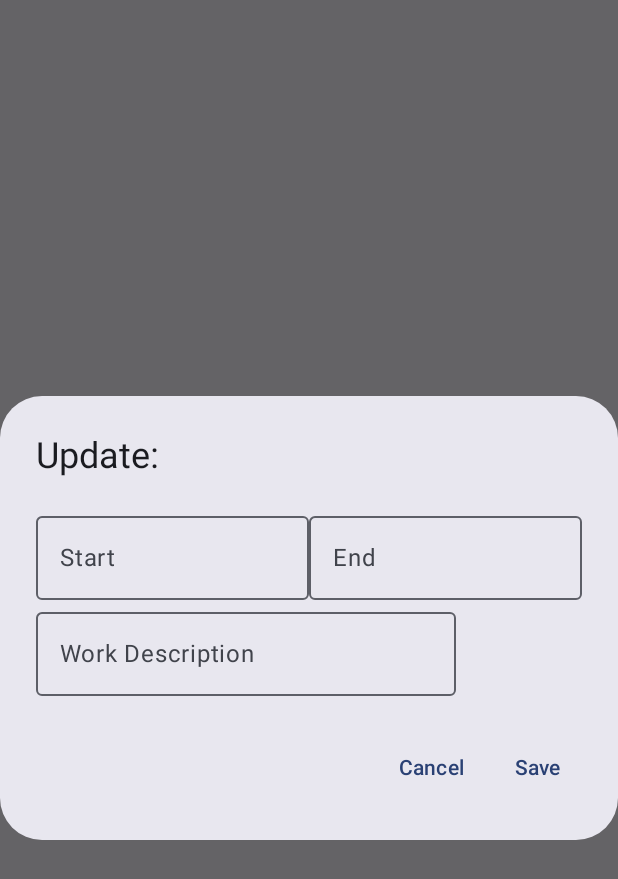
After one commit to Moriawe/WorkTimer, an Android app built with Jetpack Compose: the composable ModifyTimeItemDialog shown on its own in the app's theme, on a phone screen of 412 x 824 dp. The commit adds this screen. Shown: the top 879 px of the screen. Run offline under Robolectric (Android 15) with nearby library versions, the phone set to English and light mode, and no system bars; our stand-ins replace Dagger/Hilt's generated code; 8 statements that could not run were skipped.

Commit message:
add possibility to change time as well

```diff
--- a/app/src/main/java/com/moriawe/worktimer2/domain/util/TimeFormatters.kt
+++ b/app/src/main/java/com/moriawe/worktimer2/domain/util/TimeFormatters.kt
@@ -18,13 +18,11 @@ object TimeConstant {
 
 fun formatDurationInHHToString(duration: Duration): String {
     val hours = duration.toHoursPart()
-    val totalTimeString = "${hours}h"
-    return totalTimeString
+    return "${hours}h"
 }
 
 fun formatDurationInHHMMToString(duration: Duration): String {
     val hours = duration.toHoursPart()
     val minutes = duration.toMinutesPart()
-    val totalTimeString = "${hours}h ${minutes}m"
-    return totalTimeString
+    return "${hours}h ${minutes}m"
 }
--- a/app/src/main/java/com/moriawe/worktimer2/navigation/Screen.kt
+++ b/app/src/main/java/com/moriawe/worktimer2/navigation/Screen.kt
@@ -12,5 +12,6 @@ enum class Screen(
 ) {
     Timer("Timer", LocalDateTime.now().format(dayFormatter), R.drawable.timer),
     TimeSheet("TimeSheet", "Overview", R.drawable.calendar),
-    Settings("Settings", "Settings", R.drawable.settings)
+    Settings("Settings", "Settings", R.drawable.settings),
+    Modifier("Modifier", "Modify Time Card", R.drawable.edit)
 }
--- a/app/src/main/java/com/moriawe/worktimer2/presentation/TimerAppBar.kt
+++ b/app/src/main/java/com/moriawe/worktimer2/presentation/TimerAppBar.kt
@@ -30,6 +30,7 @@ fun TimerAppBar(
                 Screen.Timer -> Text(LocalDateTime.now().format(dayFormatter))
                 Screen.TimeSheet -> Text(currentScreen.title)
                 Screen.Settings -> Text(currentScreen.title)
+                Screen.Modifier -> Text(currentScreen.title)
             }
              },
         colors = TopAppBarDefaults.mediumTopAppBarColors(
--- /dev/null
+++ b/app/src/main/java/com/moriawe/worktimer2/presentation/component/ModifyTimeItemDialog.kt
@@ -0,0 +1,105 @@
+package com.moriawe.worktimer2.presentation.component
+
+import android.util.Log
+import androidx.compose.foundation.layout.Arrangement
+import androidx.compose.foundation.layout.Column
+import androidx.compose.foundation.layout.Row
+import androidx.compose.material3.AlertDialog
+import androidx.compose.material3.OutlinedTextField
+import androidx.compose.material3.SnackbarHost
+import androidx.compose.material3.SnackbarHostState
+import androidx.compose.material3.Text
+import androidx.compose.material3.TextButton
+import androidx.compose.runtime.Composable
+import androidx.compose.runtime.LaunchedEffect
+import androidx.compose.runtime.remember
+import androidx.compose.ui.Modifier
+import androidx.compose.ui.res.stringResource
+import com.moriawe.worktimer2.R
+import com.moriawe.worktimer2.presentation.MainViewModel
+import com.moriawe.worktimer2.presentation.UiEvent
+import com.moriawe.worktimer2.presentation.timer.DialogState
+import com.moriawe.worktimer2.presentation.timer.TimerEvent
+import kotlinx.coroutines.flow.collectLatest
+
+@Composable
+fun ModifyTimeItemDialog(
+    viewModel: MainViewModel,
+    state: DialogState,
+    onEvent: (TimerEvent) -> Unit,
+    modifier: Modifier = Modifier
+) {
+
+    val snackbarHostState = remember { SnackbarHostState() }
+
+    LaunchedEffect(key1 = true) {
+        viewModel.eventFlow.collectLatest { event ->
+            when(event) {
+                is UiEvent.ShowSnackbar -> {
+                    snackbarHostState.showSnackbar(
+                        message = "Hoppsan, nått gick fel"
+                            //stringResource(id = event.message)
+                    )
+                }
+            }
+        }
+    }
+
+    AlertDialog(
+        modifier = modifier,
+        title = {
+            Text(text = "Update:")
+        },
+        text = {
+            Column(
+            ) {
+                Row(
+                    horizontalArrangement = Arrangement.SpaceEvenly
+                ) {
+                    OutlinedTextField(
+                        modifier = Modifier
+                            .weight(1f),
+                        value = state.startTime,
+                        onValueChange = { onEvent(TimerEvent.SetStartTime(it)) },
+                        label = { Text(stringResource(id = R.string.start_time) ) }
+                    )
+                    OutlinedTextField(
+                        modifier = Modifier
+                            .weight(1f),
+                        value = state.stopTime,
+                        onValueChange = { onEvent(TimerEvent.SetStopTime(it)) },
+                        label = { Text(stringResource(id = R.string.end_time) ) }
+                    )
+                }
+                OutlinedTextField(
+                    value = state.description,
+                    onValueChange = { onEvent(TimerEvent.SetDescription(it)) },
+                    label = { Text(stringResource(id = R.string.work_description) ) }
+                )
+            }
+        },
+        onDismissRequest = {
+            onEvent(TimerEvent.HideDialog)
+        },
+        confirmButton = {
+            TextButton(
+                onClick = {
+                    onEvent(TimerEvent.UpdateTimeItem)
+                    Log.d("AddDescriptionDialog", "Save item: ${state.description}")
+                    onEvent(TimerEvent.HideDialog)
+                }
+            ) {
+                Text("Save")
+            }
+        },
+        dismissButton = {
+            TextButton(
+                onClick = {
+                    onEvent(TimerEvent.HideDialog)
+                }
+            ) {
+                Text("Cancel")
+            }
+        }
+    )
+}
--- a/app/src/main/java/com/moriawe/worktimer2/presentation/timer/DialogState.kt
+++ b/app/src/main/java/com/moriawe/worktimer2/presentation/timer/DialogState.kt
@@ -6,7 +6,9 @@ import java.time.LocalDateTime
 
 data class DialogState(
     val selectedItem: TimeItem? = null,
-    val startTime: LocalDateTime = LocalDateTime.parse(TimeConstant.TIME_DEFAULT_STRING),
-    val stopTime: LocalDateTime = LocalDateTime.parse(TimeConstant.TIME_DEFAULT_STRING),
+    val startTime: String = "",
+    val stopTime: String = "",
+    //val startTime: LocalDateTime = LocalDateTime.parse(TimeConstant.TIME_DEFAULT_STRING),
+    //val stopTime: LocalDateTime = LocalDateTime.parse(TimeConstant.TIME_DEFAULT_STRING),
     val description: String = "",
 )
--- a/app/src/main/java/com/moriawe/worktimer2/presentation/timer/TimerEvent.kt
+++ b/app/src/main/java/com/moriawe/worktimer2/presentation/timer/TimerEvent.kt
@@ -4,12 +4,14 @@ import com.moriawe.worktimer2.data.entity.TimeItem
 import java.time.LocalDateTime
 
 sealed interface TimerEvent {
-    data class SetStartTime(val startTime: LocalDateTime): TimerEvent
-    data class SetStopTime(val stopTime: LocalDateTime): TimerEvent
+    data class SetStartTime(val startTime: String): TimerEvent
+    data class SetStopTime(val stopTime: String): TimerEvent
     data class SetDescription(val description: String): TimerEvent
+    data class DeleteTimeItem(val item: TimeItem): TimerEvent
     data object UpdateTimeItem: TimerEvent
     data object StartTimer: TimerEvent
     data object StopTimer: TimerEvent
     data class ShowDialog(val timeItem: TimeItem): TimerEvent
     data object HideDialog: TimerEvent
+    data object ShowError: TimerEvent
 }
--- a/app/src/main/java/com/moriawe/worktimer2/presentation/timer/TimerScreen.kt
+++ b/app/src/main/java/com/moriawe/worktimer2/presentation/timer/TimerScreen.kt
@@ -16,10 +16,13 @@ import androidx.compose.ui.unit.dp
 import androidx.compose.ui.unit.sp
 import com.moriawe.worktimer2.R
 import com.moriawe.worktimer2.domain.mapper.mapTimeItemToTimeCardItem
+import com.moriawe.worktimer2.presentation.MainViewModel
+import com.moriawe.worktimer2.presentation.component.ModifyTimeItemDialog
 import com.moriawe.worktimer2.presentation.component.TimeCard
 
 @Composable
 fun TimerScreen(
+    viewModel: MainViewModel,
     state: TimerState,
     dialogState: DialogState,
     onEvent: (TimerEvent) -> Unit
@@ -27,8 +30,7 @@ fun TimerScreen(
 
     // -*- Dialog -*- //
     if (state.isModifyingTimeCard)
-        AddDescriptionDialog(state = dialogState, onEvent = onEvent)
-
+        ModifyTimeItemDialog(viewModel = viewModel, state = dialogState, onEvent = onEvent)
 
     Column() {
 
--- a/app/src/main/res/values/strings.xml
+++ b/app/src/main/res/values/strings.xml
@@ -10,6 +10,11 @@
     <string name="stop">Stop</string>
     <string name="done">Done</string>
 
-    <!-- labels -->
+    <!-- Labels -->
+    <string name="start_time">Start</string>
+    <string name="end_time">End</string>
     <string name="work_description">Work Description</string>
+
+    <!-- Snackbar -->
+    <string name="time_format_error">You need to type in time in format HH:MM</string>
 </resources>
```
Also changed, not shown: app/src/main/java/com/moriawe/worktimer2/navigation/NavigationGraph.kt (+9 -2 lines), app/src/main/java/com/moriawe/worktimer2/presentation/MainViewModel.kt (+75 -20 lines), app/src/main/java/com/moriawe/worktimer2/presentation/UiEvent.kt (added, +7 -0 lines), app/src/main/java/com/moriawe/worktimer2/presentation/component/TimePickerDialog.kt (added, +27 -0 lines), app/src/main/java/com/moriawe/worktimer2/presentation/modifier/ModifierScreen.kt (added, +13 -0 lines), app/src/main/java/com/moriawe/worktimer2/presentation/time_sheet/TimeSheetScreen.kt (+2 -7 lines), app/src/main/java/com/moriawe/worktimer2/presentation/timer/AddDescriptionDialog.kt (deleted, +0 -63 lines), app/src/main/res/drawable/edit.xml (added, +9 -0 lines).
